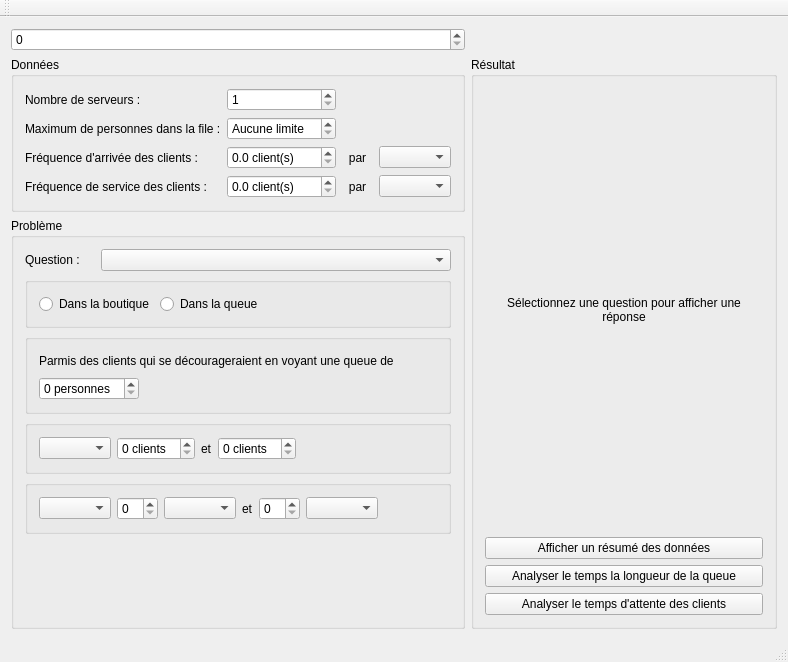
Above: WaitingLine/mainwindow.ui from AmaneMisora/Processus-Stochastique before the change. Below: the same form after it.
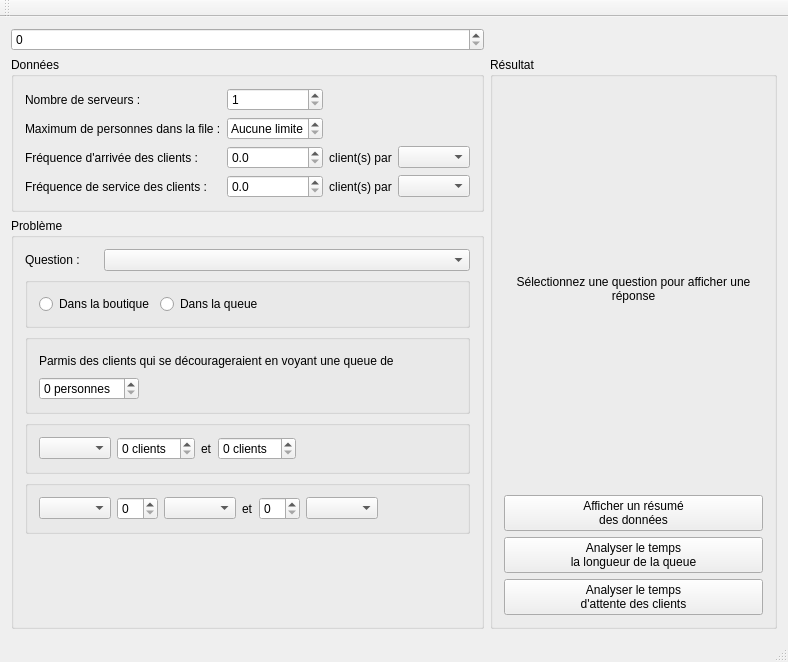
That is the form after the change.

```diff
--- a/WaitingLine/mainwindow.ui
+++ b/WaitingLine/mainwindow.ui
@@ -10,12 +10,6 @@
     <height>662</height>
    </rect>
   </property>
-  <property name="sizePolicy">
-   <sizepolicy hsizetype="Maximum" vsizetype="Maximum">
-    <horstretch>0</horstretch>
-    <verstretch>0</verstretch>
-   </sizepolicy>
-  </property>
   <property name="windowTitle">
    <string>Gestionnaire de files d'attente</string>
   </property>
@@ -328,21 +322,24 @@
        <item>
         <widget class="QPushButton" name="PushButtonGlobalResult">
          <property name="text">
-          <string>Afficher un résumé des données</string>
+          <string>Afficher un résumé
+des données</string>
          </property>
         </widget>
        </item>
        <item>
         <widget class="QPushButton" name="PushButtonGrathLenth">
          <property name="text">
-          <string>Analyser le temps la longueur de la queue</string>
+          <string>Analyser le temps
+la longueur de la queue</string>
          </property>
         </widget>
        </item>
        <item>
         <widget class="QPushButton" name="PushButtonGraphTime">
          <property name="text">
-          <string>Analyser le temps d'attente des clients</string>
+          <string>Analyser le temps
+d'attente des clients</string>
          </property>
         </widget>
        </item>
@@ -364,9 +361,6 @@
        </item>
        <item row="2" column="1">
         <widget class="QDoubleSpinBox" name="DoubleSpinBoxFrequenceArrivee">
-         <property name="suffix">
-          <string> client(s)</string>
-         </property>
          <property name="decimals">
           <number>1</number>
          </property>
@@ -388,7 +382,7 @@
        <item row="3" column="2">
         <widget class="QLabel" name="label_6">
          <property name="text">
-          <string>par</string>
+          <string>client(s) par</string>
          </property>
          <property name="alignment">
           <set>Qt::AlignCenter</set>
@@ -404,9 +398,6 @@
        </item>
        <item row="3" column="1">
         <widget class="QDoubleSpinBox" name="DoubleSpinBoxFrequenceService">
-         <property name="suffix">
-          <string> client(s)</string>
-         </property>
          <property name="decimals">
           <number>1</number>
          </property>
@@ -428,7 +419,7 @@
        <item row="2" column="2">
         <widget class="QLabel" name="label_5">
          <property name="text">
-          <string>par</string>
+          <string>client(s) par</string>
          </property>
          <property name="alignment">
           <set>Qt::AlignCenter</set>
```
Left out of the diff: 4 changed lines with no effect on the pictures.
